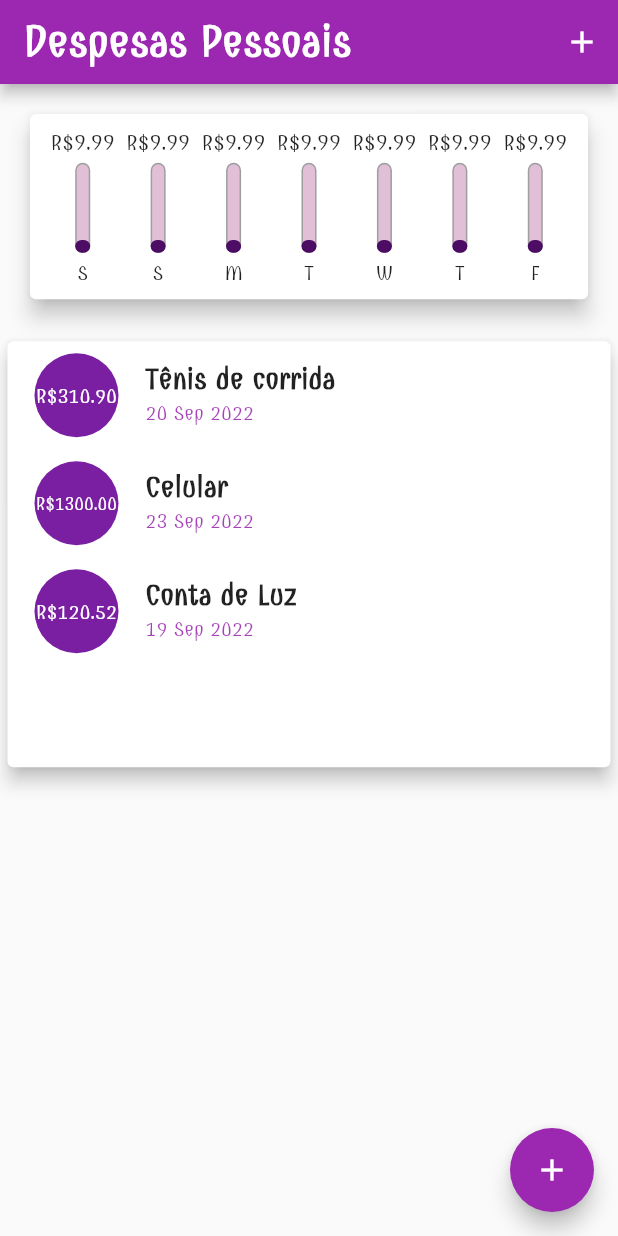
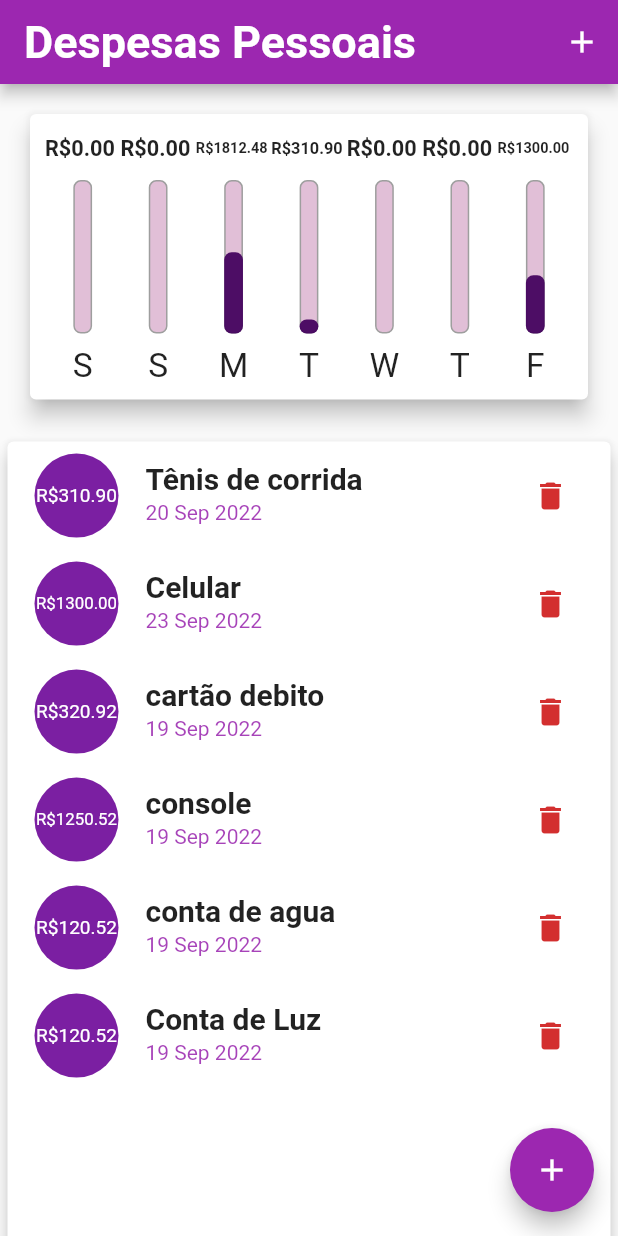
Before and after one commit to H3x4-Dec1m4l/expenses_project, a Flutter app: the screen it shows after launch, on a phone screen of 412 x 824 dp. Run offline on Flutter 3.47's test engine with Material 2 defaults, Android fonts, the phone set to English and light mode, and no system bars.

Commit message:
Refatorando e melhorando codigo

```diff
--- a/lib/Components/chart.dart
+++ b/lib/Components/chart.dart
@@ -2,7 +2,7 @@ import 'package:expenses_project/Components/chart_bar.dart';
 import 'package:flutter/material.dart';
 import '../Models/transaction.dart';
 import 'package:intl/intl.dart';
-import '../main.dart';
+//import '../main.dart';
 class Chart extends StatelessWidget {
   final List<Transaction> recentsTransactions;
 
@@ -28,7 +28,7 @@ class Chart extends StatelessWidget {
 
       return {
         'Day': DateFormat.E().format(weekDay)[0],
-        'Value': 9.99,
+        'Value': totalSum,
       };
     }).reversed.toList();
   }
@@ -49,12 +49,12 @@ class Chart extends StatelessWidget {
           child: Row(
             mainAxisAlignment: MainAxisAlignment.spaceAround,
               children: groupedTransactions.map((tr) {
-            return Flexible(
+            return  Flexible(
               fit: FlexFit.tight,
               child: ChartBar(
                 label:  tr['Day'] as String,
                 value: tr['Value'] as double,
-                percentage: (tr['Value'] as double) / _weekTotalValue,
+                percentage: _weekTotalValue == 0 ? 0 : (tr['Value'] as double) / _weekTotalValue,
               ),
             );
           }).toList()),
--- a/lib/Components/chart_bar.dart
+++ b/lib/Components/chart_bar.dart
@@ -15,18 +15,25 @@ class ChartBar extends StatelessWidget {
 
   @override
   Widget build(BuildContext context) {
+    return LayoutBuilder(
+      builder: (ctx, constraints) {
         return Column(
           children: <Widget>[
             Container(
-          height: 17.5,
-          child: FittedBox(
-            child: Text('R\$${value.toStringAsFixed(2)}'),
+              height: constraints.maxHeight * 0.15,
+              child: FittedBox( //Texto onde fica os valores em cima do gráfico
+                child: Text(
+                  'R\$${value.toStringAsFixed(2)} ',
+                style: TextStyle(
+                  fontWeight: FontWeight.w700,
                 ),
                 ),
-        const SizedBox(height: 5),
+              ),
+            ),
+            SizedBox(height: constraints.maxHeight * 0.05),
             Container(
-          height: 60,
-          width: 10,
+              height: constraints.maxHeight * 0.6,
+              width: 12.5,
               child: Stack(
                 alignment: Alignment.bottomCenter,
                 children: <Widget>[
@@ -51,9 +58,14 @@ class ChartBar extends StatelessWidget {
                 ],
               ),
             ),
-        const SizedBox(height: 5),
-        Text(label),
+            SizedBox(height: constraints.maxHeight * 0.05),
+            Container(
+              height: constraints.maxHeight * 0.15,
+              child: FittedBox(child: Text(label)),
+            ),
           ],
+        );
+      },
     );
   }
 }
--- a/lib/Components/transaction_list.dart
+++ b/lib/Components/transaction_list.dart
@@ -6,16 +6,22 @@ import 'empty_list.dart';
 
 class TransactionList extends StatelessWidget {
   final List<Transaction> transaction;
+  final void Function (String) onRemove;
 
-  TransactionList(this.transaction);
+  TransactionList(this.transaction, this.onRemove);
 
   @override
   Widget build(BuildContext context) {
-    return Container(
-        height: 300,
-        child: transaction.isEmpty
+    return transaction.isEmpty
         ? Column(
-                children: [EmptyList()],
+            children: const[
+              Text ('Nenhuma transação Cadastrada',
+              style: TextStyle(
+                fontFamily: 'SecularOne',
+                fontWeight: FontWeight.w700,
+              ),
+              )
+            ],
           )
         : Card(
           elevation: 5,
@@ -48,10 +54,16 @@ class TransactionList extends StatelessWidget {
                       style: const TextStyle(
                         color: Color.fromARGB(199, 142, 14, 165),
                         //fontFamily: ''
-                          )),
+                      )
+                      ),
+                      trailing: IconButton(
+                        icon: Icon(Icons.delete),
+                        color: Theme.of(context).errorColor,
+                        onPressed: () => onRemove(tr.id),
+                      ),
                 );
               },
             ),
-              ));
+          );
   }
 }
--- a/lib/main.dart
+++ b/lib/main.dart
@@ -1,7 +1,8 @@
+import 'dart:math';
+import 'dart:io';
 import 'package:expenses_project/Components/chart.dart';
 import 'package:expenses_project/Components/transaction_form.dart';
 import 'package:flutter/material.dart';
-import 'dart:math';
 import './Components/transaction_form.dart';
 import './Components/transaction_list.dart';
 import '/Models/transaction.dart';
@@ -27,6 +28,7 @@ class MyHomePage extends StatefulWidget {
 }
 
 class _MyHomePageState extends State<MyHomePage> {
+   bool _showChart = false;
   final List<Transaction> _transaction = [
     Transaction(
       id: 't1',
@@ -35,13 +37,31 @@ class _MyHomePageState extends State<MyHomePage> {
       date: DateTime.now().subtract(Duration(days: 3)),
     ),
     Transaction(
-        id: 't3',
+      id: 't2',
       title: 'Celular ',
       value: 1300.00,
       date: DateTime.now(),
     ),
     Transaction(
-        id: 't2',
+      id: 't4',
+      title: 'cartão debito',
+      value: 320.92,
+      date: DateTime.now().subtract(Duration(days: 4)),
+    ),
+    Transaction(
+      id: 't5',
+      title: 'console',
+      value: 1250.52,
+      date: DateTime.now().subtract(Duration(days: 4)),
+    ),
+    Transaction(
+      id: 't6',
+      title: 'conta de agua',
+      value: 120.52,
+      date: DateTime.now().subtract(Duration(days: 4)),
+    ),
+    Transaction(
+      id: 't7',
       title: 'Conta de Luz',
       value: 120.52,
       date: DateTime.now().subtract(Duration(days: 4)),
@@ -56,18 +76,27 @@ class _MyHomePageState extends State<MyHomePage> {
     }).toList();
   }
 
-  _addTransaction(String title, double value) {
+  _addTransaction(String title, double value, DateTime date) {
     final newTransaction = Transaction(
       id: Random().nextBool().toString(),
       title: title,
       value: value,
-        date: DateTime.now());
+      date: date,
+    );
 
     setState(() {
       _transaction.add(newTransaction);
     });
 
     Navigator.of(context).pop();
+  }
+
+  _removeTransactions(String id) {
+    setState(() {
+      _transaction.removeWhere((tr) {
+        return tr.id == id;
+      });
+    });
   }
 
   _openTransactionFormModal(BuildContext context) {
@@ -80,8 +109,9 @@ class _MyHomePageState extends State<MyHomePage> {
 
   @override
   Widget build(BuildContext context) {
-    return Scaffold(
-      appBar: AppBar(
+    bool isLandscape = MediaQuery.of(context).orientation ==
+    Orientation.landscape; //verificação de modo paisagem
+    final appBar = AppBar(
         title: Column(
           children: const <Widget>[
             Text(
@@ -98,21 +128,63 @@ class _MyHomePageState extends State<MyHomePage> {
             icon: const Icon(Icons.add),
             onPressed: () => _openTransactionFormModal(context),
           ),
+          // IconButton( botão de alternancia de grafico pra lista no app bar
+          //   icon: Icon (_showChart ? Icons.list : Icons.pie_chart),
+          //   onPressed: () {
+          //     setState(() {
+          //       _showChart = !_showChart;
+          //     });
+          //   },
+          // ),
         ],
-      ),
+      );
+    final availableHeight = MediaQuery.of(context).size.height
+    - appBar.preferredSize.height - MediaQuery.of(context).padding.top;
+
+    return Scaffold(
+      appBar: appBar,
       body: SingleChildScrollView(
         child: Column(
           crossAxisAlignment: CrossAxisAlignment.stretch,
           children: <Widget>[
-           Chart(_recentTransactions),
-            TransactionList(_transaction),
+            if(isLandscape)
+            Row( //linha do Switch para exibir o gráfico
+              mainAxisAlignment: MainAxisAlignment.center,
+              children: [
+               const Text('Exibir gráfico'),
+                Switch.adaptive(
+                  activeColor: Theme.of(context).primaryColor,
+                  value: _showChart,
+                  onChanged: (value){
+                    setState(() {
+                      _showChart = value;
+                    });
+                }),
+              ],
+            ),
+            if(_showChart || !isLandscape) /*condição para exibir os gráficos
+            em modo paisagem*/
+             Container(
+              height: availableHeight * (isLandscape? 0.70: 0.30),
+              child: Chart(_recentTransactions),
+            ),
+            if(!_showChart || !isLandscape) //condição para exibir a lista
+            Container(
+              height: availableHeight * 0.72,
+              child: TransactionList(_transaction, _removeTransactions),
+            ),
           ],
         ),
       ),
-      floatingActionButton: FloatingActionButton(
+      //botão do formulário
+
+      floatingActionButton: Platform.isIOS? Container() :
+      FloatingActionButton(
         child: const Icon(Icons.add),
         onPressed: () => _openTransactionFormModal(context),
       ),
+
+      //(deixa o botão de adição no meio) floatingActionButtonLocation: FloatingActionButtonLocation.centerFloat,
     );
   }
 }
```
Also changed, not shown: lib/Components/empty_list.dart (+45 -8 lines), lib/Components/transaction_form.dart (+57 -23 lines), pubspec.yaml (+3 -4 lines). Lines whose indentation alone changed are shown as unchanged.
